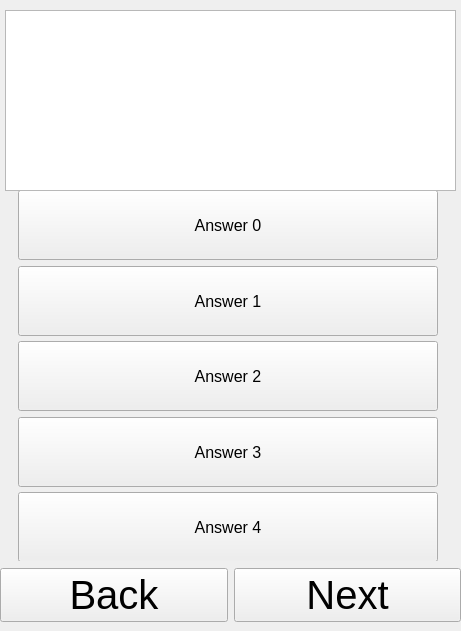
Old version of the form umati/UmatiSurveyTaskView.ui in the repository kheimerl/umati.
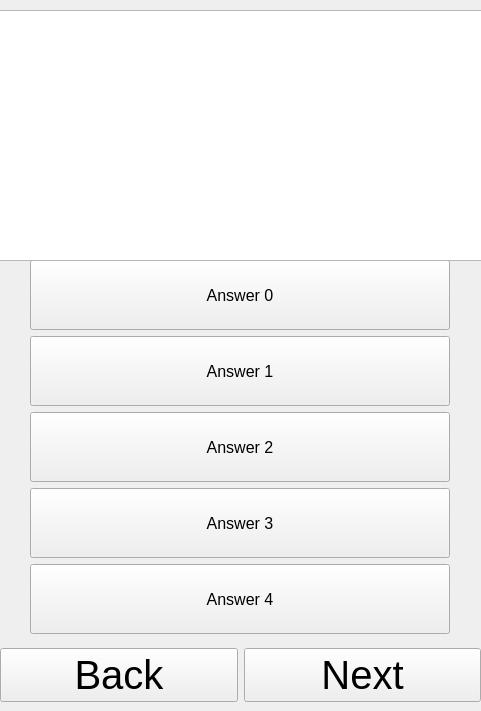
New version of the form.

What changed in the file:
```diff
--- a/umati/UmatiSurveyTaskView.ui
+++ b/umati/UmatiSurveyTaskView.ui
@@ -6,8 +6,8 @@
    <rect>
     <x>0</x>
     <y>0</y>
-    <width>461</width>
-    <height>631</height>
+    <width>481</width>
+    <height>711</height>
    </rect>
   </property>
   <property name="windowTitle">
@@ -17,8 +17,8 @@
    <property name="geometry">
     <rect>
      <x>0</x>
-     <y>560</y>
-     <width>461</width>
+     <y>640</y>
+     <width>481</width>
      <height>71</height>
     </rect>
    </property>
@@ -64,10 +64,10 @@
   <widget class="QWidget" name="gridLayoutWidget_2">
    <property name="geometry">
     <rect>
-     <x>2</x>
-     <y>190</y>
-     <width>452</width>
-     <height>371</height>
+     <x>0</x>
+     <y>260</y>
+     <width>481</width>
+     <height>376</height>
     </rect>
    </property>
    <layout class="QGridLayout" name="gridLayout_2">
@@ -271,10 +271,10 @@
   <widget class="QTextEdit" name="questionBox">
    <property name="geometry">
     <rect>
-     <x>5</x>
+     <x>-5</x>
      <y>10</y>
-     <width>451</width>
-     <height>181</height>
+     <width>491</width>
+     <height>251</height>
     </rect>
    </property>
    <property name="font">
```
